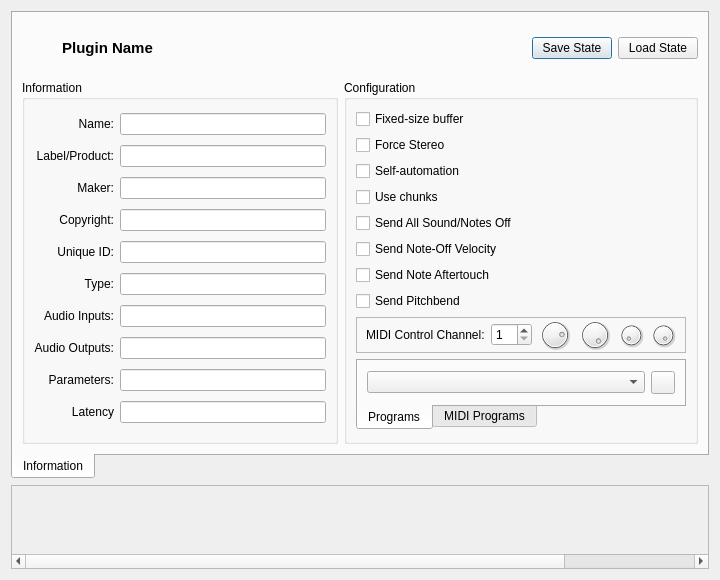
Qt form resources/ui/carla_edit.ui (falkTX/Carla) before a commit.
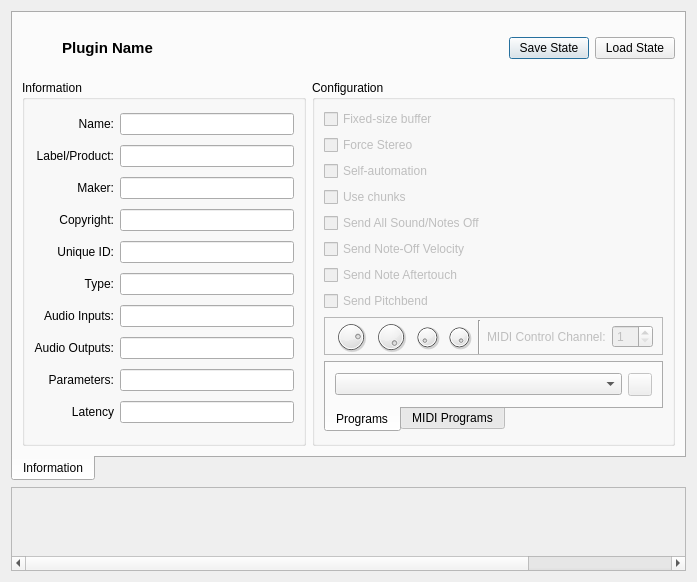
The same form after that commit. Icons and pictures are not drawn. Custom widgets are drawn as their Qt base class.

```diff
--- a/resources/ui/carla_edit.ui
+++ b/resources/ui/carla_edit.ui
@@ -6,8 +6,8 @@
    <rect>
     <x>0</x>
     <y>0</y>
-    <width>720</width>
-    <height>550</height>
+    <width>697</width>
+    <height>518</height>
    </rect>
   </property>
   <property name="windowTitle">
@@ -294,6 +294,9 @@
          <layout class="QVBoxLayout" name="verticalLayout_2">
           <item>
            <widget class="QCheckBox" name="checkBox">
+            <property name="enabled">
+             <bool>false</bool>
+            </property>
             <property name="text">
              <string>Fixed-size buffer</string>
             </property>
@@ -301,6 +304,9 @@
           </item>
           <item>
            <widget class="QCheckBox" name="checkBox_2">
+            <property name="enabled">
+             <bool>false</bool>
+            </property>
             <property name="text">
              <string>Force Stereo</string>
             </property>
@@ -308,6 +314,9 @@
           </item>
           <item>
            <widget class="QCheckBox" name="checkBox_3">
+            <property name="enabled">
+             <bool>false</bool>
+            </property>
             <property name="text">
              <string>Self-automation</string>
             </property>
@@ -315,6 +324,9 @@
           </item>
           <item>
            <widget class="QCheckBox" name="checkBox_4">
+            <property name="enabled">
+             <bool>false</bool>
+            </property>
             <property name="text">
              <string>Use chunks</string>
             </property>
@@ -322,6 +334,9 @@
           </item>
           <item>
            <widget class="QCheckBox" name="checkBox_5">
+            <property name="enabled">
+             <bool>false</bool>
+            </property>
             <property name="text">
              <string>Send All Sound/Notes Off</string>
             </property>
@@ -329,6 +344,9 @@
           </item>
           <item>
            <widget class="QCheckBox" name="checkBox_6">
+            <property name="enabled">
+             <bool>false</bool>
+            </property>
             <property name="text">
              <string>Send Note-Off Velocity</string>
             </property>
@@ -336,6 +354,9 @@
           </item>
           <item>
            <widget class="QCheckBox" name="checkBox_7">
+            <property name="enabled">
+             <bool>false</bool>
+            </property>
             <property name="text">
              <string>Send Note Aftertouch</string>
             </property>
@@ -343,6 +364,9 @@
           </item>
           <item>
            <widget class="QCheckBox" name="checkBox_8">
+            <property name="enabled">
+             <bool>false</bool>
+            </property>
             <property name="text">
              <string>Send Pitchbend</string>
             </property>
@@ -358,28 +382,11 @@
             </property>
             <layout class="QHBoxLayout" name="horizontalLayout_5">
              <property name="topMargin">
-              <number>0</number>
+              <number>2</number>
              </property>
              <property name="bottomMargin">
               <number>0</number>
              </property>
-             <item>
-              <widget class="QLabel" name="label_5">
-               <property name="text">
-                <string>MIDI Control Channel:</string>
-               </property>
-              </widget>
-             </item>
-             <item>
-              <widget class="QSpinBox" name="spinBox">
-               <property name="minimum">
-                <number>1</number>
-               </property>
-               <property name="maximum">
-                <number>16</number>
-               </property>
-              </widget>
-             </item>
              <item>
               <widget class="PixmapDial" name="dial_vol">
                <property name="minimumSize">
@@ -498,6 +505,36 @@
                </property>
               </widget>
              </item>
+             <item>
+              <widget class="Line" name="line">
+               <property name="orientation">
+                <enum>Qt::Vertical</enum>
+               </property>
+              </widget>
+             </item>
+             <item>
+              <widget class="QLabel" name="label_5">
+               <property name="enabled">
+                <bool>false</bool>
+               </property>
+               <property name="text">
+                <string>MIDI Control Channel:</string>
+               </property>
+              </widget>
+             </item>
+             <item>
+              <widget class="QSpinBox" name="spinBox">
+               <property name="enabled">
+                <bool>false</bool>
+               </property>
+               <property name="minimum">
+                <number>1</number>
+               </property>
+               <property name="maximum">
+                <number>16</number>
+               </property>
+              </widget>
+             </item>
             </layout>
            </widget>
           </item>
@@ -525,6 +562,9 @@
               </item>
               <item>
                <widget class="QToolButton" name="b_reload_program">
+                <property name="enabled">
+                 <bool>false</bool>
+                </property>
                 <property name="text">
                  <string/>
                 </property>
@@ -608,7 +648,7 @@
      <widget class="QWidget" name="scrollAreaWidgetContents">
       <property name="geometry">
        <rect>
-        <x>0</x>
+        <x>-87</x>
         <y>0</y>
         <width>864</width>
         <height>64</height>
```
Left out of the diff: 3 changed lines with no effect on the pictures.
